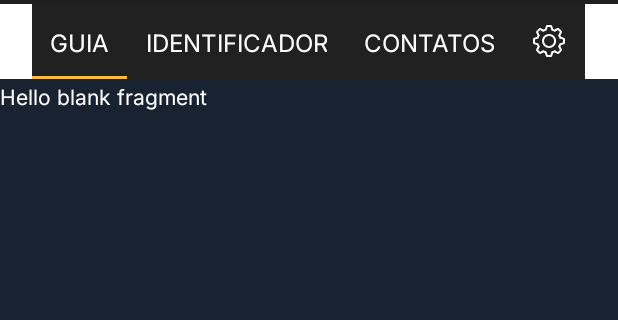
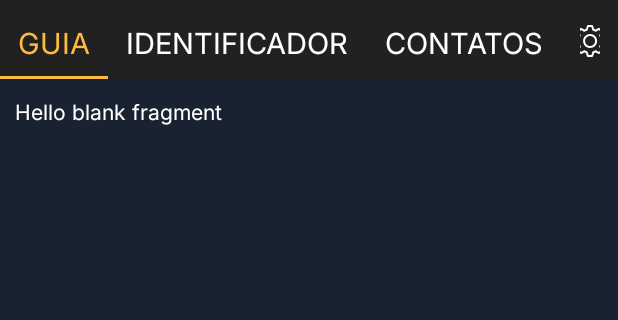
Before and after one commit to EyeWalk/EyeWalk_Android, an Android app: the MainActivity screen opened directly, with no data from a screen before it, on a phone screen of 412 x 824 dp, the part 84-404 px from its top. Run offline under Robolectric (Android 15) with nearby library versions, the phone set to English and light mode, and no system bars; our stand-ins replace Room's generated code; 2 statements that could not run were skipped.

Commit message:
Fixed App Bar Tab Size

```diff
--- a/app/src/main/res/layout/activity_login.xml
+++ b/app/src/main/res/layout/activity_login.xml
@@ -118,6 +118,7 @@
         app:layout_constraintEnd_toEndOf="parent"
         app:layout_constraintStart_toStartOf="parent" />
 
+    <!-- LOADER -->
     <RelativeLayout
         android:id="@+id/rlLoginLoader"
         android:layout_width="match_parent"
--- a/app/src/main/res/layout/activity_main.xml
+++ b/app/src/main/res/layout/activity_main.xml
@@ -50,21 +50,26 @@
             android:id="@+id/appBarLayout"
             android:layout_width="match_parent"
             android:layout_height="wrap_content"
-            android:layout_below="@id/viewPager"
-            android:layout_marginStart="0dp">
+            android:gravity="start"
+            android:background="@color/dark_background">
 
             <com.google.android.material.tabs.TabLayout
                 android:id="@+id/tabs"
                 android:layout_width="match_parent"
+                android:background="@color/dark_background"
                 android:layout_height="50dp"
+                android:layout_gravity="start"
                 app:tabBackground="@color/dark_background"
                 app:tabGravity="start"
+                app:tabSelectedTextColor="@color/highlight_color"
                 app:tabIconTint="@color/primary_text"
                 app:tabIndicatorColor="@color/highlight_color"
                 app:tabInlineLabel="true"
                 app:tabMode="fixed"
                 app:tabTextAppearance="@style/CustomTabStyle"
-                app:tabTextColor="@color/white" />
+                app:tabTextColor="@color/white">
+
+            </com.google.android.material.tabs.TabLayout>
 
         </com.google.android.material.appbar.AppBarLayout>
 
@@ -75,6 +80,7 @@
         android:id="@+id/viewPager"
         android:layout_width="match_parent"
         android:layout_height="match_parent"
+        android:padding="10dp"
         android:background="@color/primary_background"
         android:layout_marginTop="110dp"/>
 
--- a/app/src/main/res/values-night/themes.xml
+++ b/app/src/main/res/values-night/themes.xml
@@ -20,7 +20,7 @@
     </style>
 
     <style name="CustomTabStyle" parent="TextAppearance.Design.Tab">
-        <item name="android:textSize">16sp</item>
+        <item name="android:textSize">19sp</item>
         <item name="android:textAllCaps">false</item>
     </style>
 
--- a/app/src/main/res/values/themes.xml
+++ b/app/src/main/res/values/themes.xml
@@ -22,7 +22,7 @@
     </style>
 
     <style name="CustomTabStyle" parent="TextAppearance.Design.Tab">
-        <item name="android:textSize">16sp</item>
+        <item name="android:textSize">19sp</item>
         <item name="android:textAllCaps">false</item>
     </style>
 
```
Also changed, not shown: app/src/main/java/com/insane/eyewalk/activity/MainActivity.kt (+8 -0 lines), app/src/main/res/layout/layout_loader.xml (added, +17 -0 lines).
